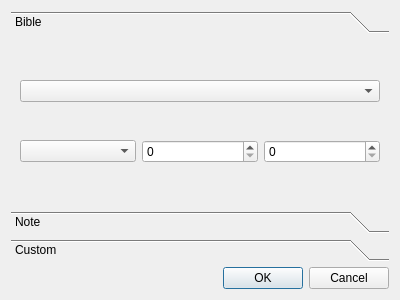
First picture: the form in src/ui/dialog/insertlinkdialog.ui, repository metaxy/openBibleViewer, before the edit.
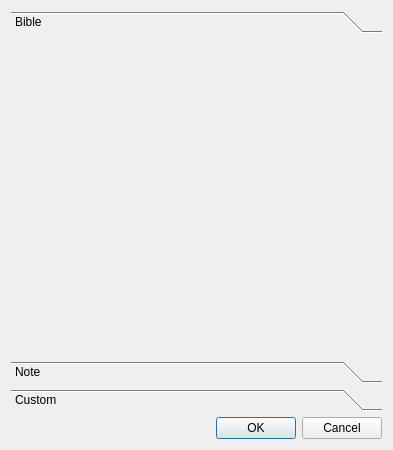
Second picture: the form after the edit. The open tabs and pages were chosen to show the change.

Commit message: working on bible passage dialog

What changed in the file:
```diff
--- a/src/ui/dialog/insertlinkdialog.ui
+++ b/src/ui/dialog/insertlinkdialog.ui
@@ -6,8 +6,8 @@
    <rect>
     <x>0</x>
     <y>0</y>
-    <width>400</width>
-    <height>300</height>
+    <width>393</width>
+    <height>450</height>
    </rect>
   </property>
   <property name="windowTitle">
@@ -24,35 +24,14 @@
        <rect>
         <x>0</x>
         <y>0</y>
-        <width>382</width>
-        <height>172</height>
+        <width>375</width>
+        <height>322</height>
        </rect>
       </property>
       <attribute name="label">
        <string>Bible</string>
       </attribute>
-      <layout class="QVBoxLayout" name="verticalLayout_2">
-       <item>
-        <layout class="QHBoxLayout" name="horizontalLayout_2">
-         <item>
-          <widget class="QComboBox" name="comboBox_bibles"/>
-         </item>
-        </layout>
-       </item>
-       <item>
-        <layout class="QHBoxLayout" name="horizontalLayout">
-         <item>
-          <widget class="QComboBox" name="comboBox_books"/>
-         </item>
-         <item>
-          <widget class="QSpinBox" name="spinBox_chapter"/>
-         </item>
-         <item>
-          <widget class="QSpinBox" name="spinBox_verse"/>
-         </item>
-        </layout>
-       </item>
-      </layout>
+      <layout class="QVBoxLayout" name="verticalLayout_2"/>
      </widget>
      <widget class="QWidget" name="page_2">
       <property name="geometry">
```
Left out of the diff: 2 changed lines with no effect on the pictures. The commit also changes 24 other files.
